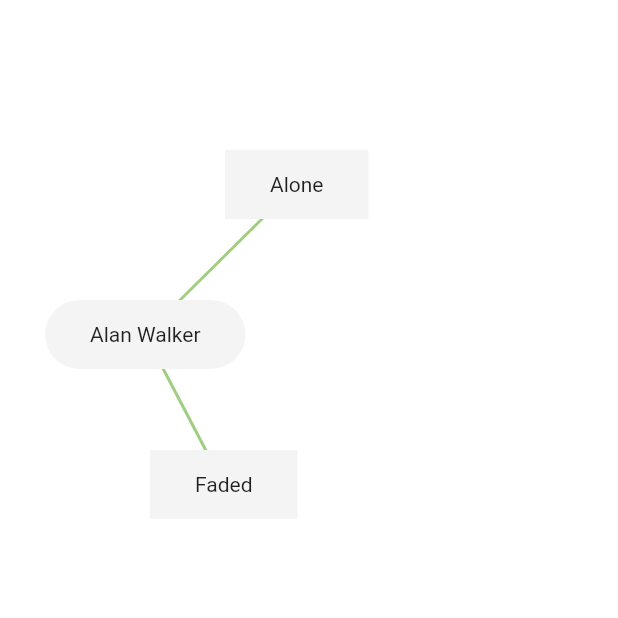
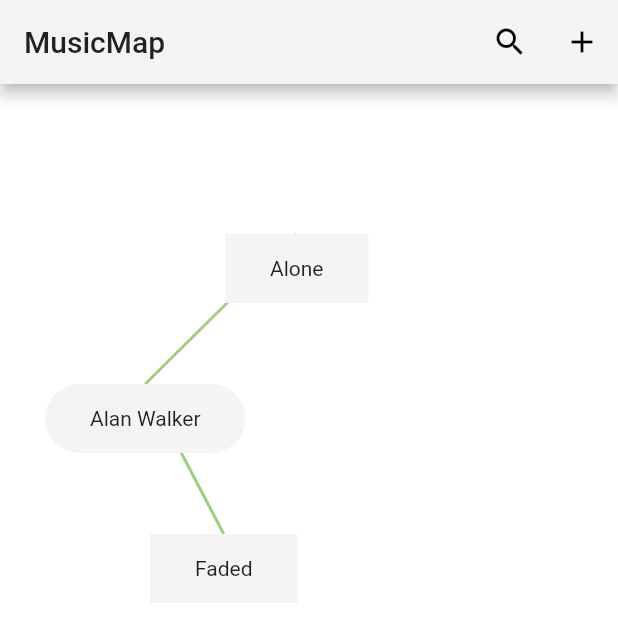
Before and after one commit to TwentyFiveSoftware/musicmap, a Flutter app: the screen it shows after launch, on a phone screen of 412 x 824 dp, the top half of it. Run offline on Flutter 3.47's test engine with Material 2 defaults, Android fonts, the phone set to English and light mode, and no system bars.

Commit message:
add appbar

```diff
--- a/lib/main.dart
+++ b/lib/main.dart
@@ -49,9 +49,20 @@ class Home extends StatelessWidget {
   @override
   Widget build(BuildContext context) {
     return Scaffold(
-      // appBar: AppBar(
-      //   title: Text('MusicMap'),
-      // ),
+      appBar: AppBar(
+        title: Text('MusicMap'),
+        backgroundColor: Theme.of(context).primaryColorDark,
+        actions: [
+          IconButton(
+            icon: Icon(Icons.search),
+            onPressed: () {},
+          ),
+          IconButton(
+            icon: Icon(Icons.add),
+            onPressed: () {},
+          ),
+        ],
+      ),
       body: MusicMap(nodes, edges),
     );
   }
--- a/lib/widgets/Edge.dart
+++ b/lib/widgets/Edge.dart
@@ -42,13 +42,13 @@ class _EdgeState extends State<Edge> {
     updateTransforms();
 
     return Positioned(
-      top: 0,
+      top: -AppBar().preferredSize.height,
       left: 0,
       child: Connection(
         fromNodeTransform.x + fromNodeTransform.width / 2,
-        fromNodeTransform.y + fromNodeTransform.height / 2,
+        fromNodeTransform.y,
         toNodeTransform.x + toNodeTransform.width / 2,
-        toNodeTransform.y + toNodeTransform.height / 2,
+        toNodeTransform.y,
       ),
     );
   }
```
